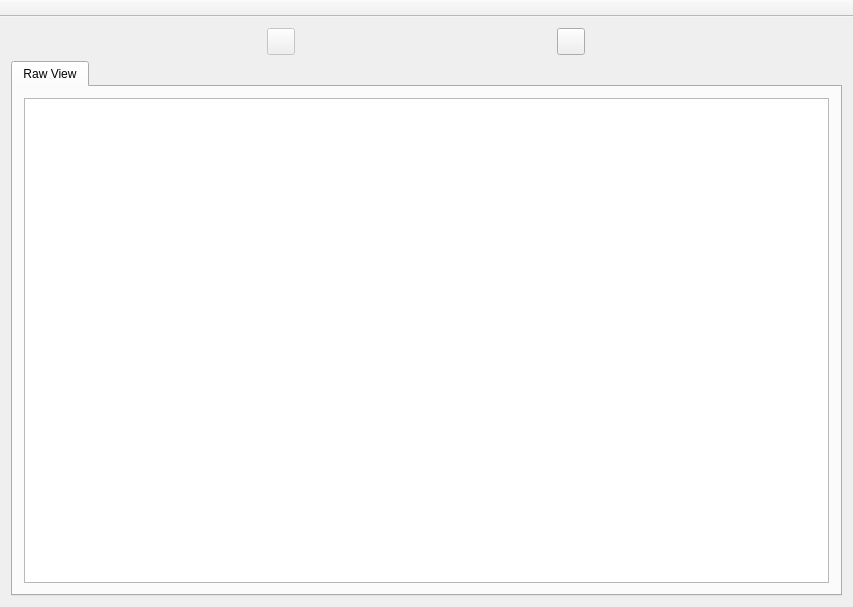
Old version of the form LooseChange/loosechangepresenter.ui in the repository gojoe262/LooseChange.
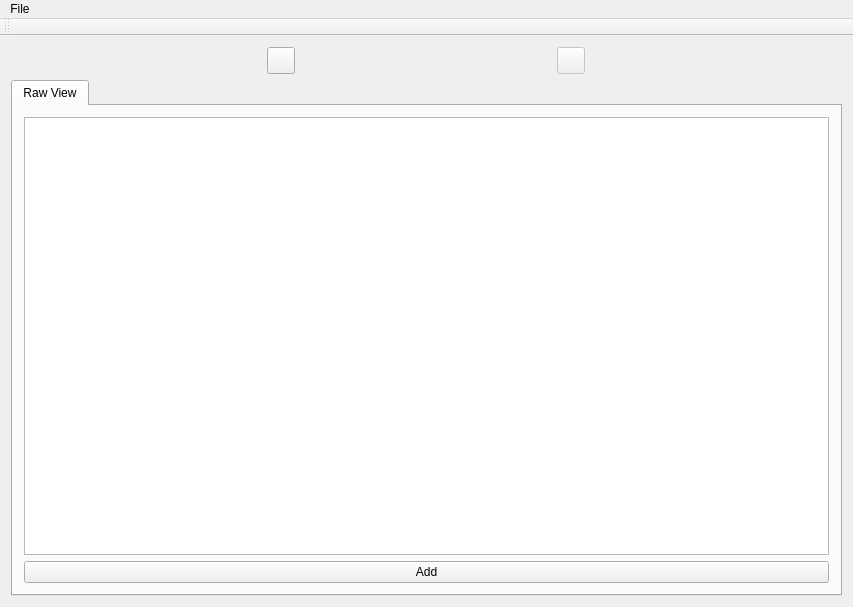
New version of the form. Icons and pictures are not drawn.

Commit message: Modified Main presenter, added menu bar

What changed in the file:
```diff
--- a/LooseChange/loosechangepresenter.ui
+++ b/LooseChange/loosechangepresenter.ui
@@ -14,9 +14,26 @@
    <string>LooseChangePresenter</string>
   </property>
   <widget class="QWidget" name="centralWidget">
-   <layout class="QVBoxLayout" name="verticalLayout">
+   <layout class="QVBoxLayout" name="verticalLayout_3">
     <item>
      <layout class="QHBoxLayout" name="horizontalLayout">
+      <item>
+       <widget class="QToolButton" name="toolButtonOpen">
+        <property name="text">
+         <string notr="true"/>
+        </property>
+        <property name="icon">
+         <iconset>
+          <normaloff>Icons/OpenIcon.png</normaloff>Icons/OpenIcon.png</iconset>
+        </property>
+        <property name="iconSize">
+         <size>
+          <width>20</width>
+          <height>20</height>
+         </size>
+        </property>
+       </widget>
+      </item>
       <item>
        <widget class="QToolButton" name="toolButtonSave">
         <property name="enabled">
@@ -37,23 +54,6 @@
         </property>
        </widget>
       </item>
-      <item>
-       <widget class="QToolButton" name="toolButtonOpen">
-        <property name="text">
-         <string notr="true"/>
-        </property>
-        <property name="icon">
-         <iconset>
-          <normaloff>Icons/OpenIcon.png</normaloff>Icons/OpenIcon.png</iconset>
-        </property>
-        <property name="iconSize">
-         <size>
-          <width>20</width>
-          <height>20</height>
-         </size>
-        </property>
-       </widget>
-      </item>
      </layout>
     </item>
     <item>
@@ -67,7 +67,22 @@
        </attribute>
        <layout class="QVBoxLayout" name="verticalLayout_2">
         <item>
-         <widget class="QTableWidget" name="tableWidgetRawView"/>
+         <layout class="QVBoxLayout" name="verticalLayout">
+          <item>
+           <widget class="QTableWidget" name="tableWidgetRawView"/>
+          </item>
+          <item>
+           <widget class="QPushButton" name="pushButton">
+            <property name="text">
+             <string>Add</string>
+            </property>
+            <property name="icon">
+             <iconset>
+              <normaloff>Icons/AddIcon.png</normaloff>Icons/AddIcon.png</iconset>
+            </property>
+           </widget>
+          </item>
+         </layout>
         </item>
        </layout>
       </widget>
@@ -75,6 +90,20 @@
     </item>
    </layout>
   </widget>
+  <widget class="QToolBar" name="mainToolBar">
+   <property name="contextMenuPolicy">
+    <enum>Qt::PreventContextMenu</enum>
+   </property>
+   <property name="movable">
+    <bool>true</bool>
+   </property>
+   <attribute name="toolBarArea">
+    <enum>TopToolBarArea</enum>
+   </attribute>
+   <attribute name="toolBarBreak">
+    <bool>true</bool>
+   </attribute>
+  </widget>
   <widget class="QMenuBar" name="menuBar">
    <property name="enabled">
     <bool>true</bool>
@@ -87,21 +116,39 @@
      <height>25</height>
     </rect>
    </property>
+   <widget class="QMenu" name="menuFile">
+    <property name="title">
+     <string>File</string>
+    </property>
+    <addaction name="actionOpen"/>
+    <addaction name="actionSave"/>
+   </widget>
+   <addaction name="menuFile"/>
   </widget>
-  <widget class="QToolBar" name="mainToolBar">
-   <property name="contextMenuPolicy">
-    <enum>Qt::PreventContextMenu</enum>
+  <action name="actionOpen">
+   <property name="icon">
+    <iconset>
+     <normaloff>Icons/OpenIcon.png</normaloff>Icons/OpenIcon.png</iconset>
    </property>
-   <property name="movable">
-    <bool>false</bool>
+   <property name="text">
+    <string>Open</string>
    </property>
-   <attribute name="toolBarArea">
-    <enum>TopToolBarArea</enum>
-   </attribute>
-   <attribute name="toolBarBreak">
-    <bool>false</bool>
-   </attribute>
-  </widget>
+   <property name="shortcut">
+    <string>Ctrl+O</string>
+   </property>
+  </action>
+  <action name="actionSave">
+   <property name="icon">
+    <iconset>
+     <normaloff>Icons/SaveIcon.png</normaloff>Icons/SaveIcon.png</iconset>
+   </property>
+   <property name="text">
+    <string>Save</string>
+   </property>
+   <property name="shortcut">
+    <string>Ctrl+S</string>
+   </property>
+  </action>
  </widget>
  <layoutdefault spacing="6" margin="11"/>
  <resources/>
```
Left out of the diff: 3 changed lines with no effect on the pictures. The commit also changes 5 other files.
